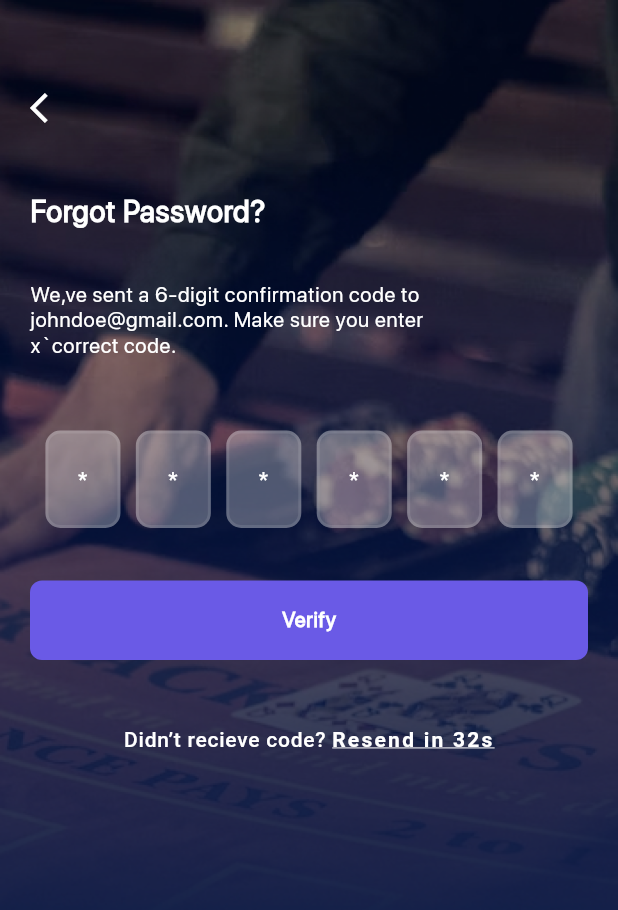
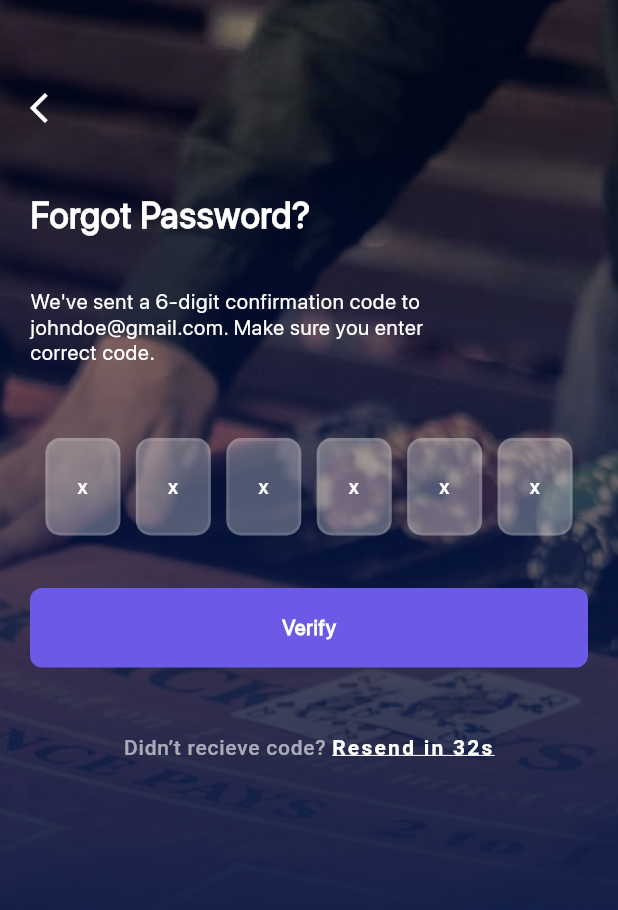
Before and after one commit to khansameer/poker_app, a Flutter app: the screen it shows after launch, after a tap on "Forgot Password?", on a phone screen of 412 x 824 dp. Shown: the top 910 px of the screen. Run offline on Flutter 3.47's test engine with Material 2 defaults, Android fonts, the phone set to English and light mode, and no system bars; our stand-ins replace firebase_auth, firebase_core, flutter_svg, google_sign_in, image_cropper, image_picker; missing offline and left inert: flutter_facebook_auth, linkedin_login; accounts and stored records are empty; project files that could hold a hidden picture were left out.

Commit message:
all code

```diff
--- a/lib/core/common/common_otp_widget.dart
+++ b/lib/core/common/common_otp_widget.dart
@@ -61,7 +61,7 @@ class CommonOtpWidget extends StatelessWidget {
           decoration: InputDecoration(
             counterText: "",
             isDense: true,
-            hintText: '*',
+            hintText: 'x',
             hintStyle: AppUtils.textStyle(
               textColor: AppColor.colorWhite,
               fontSize: AppConstants.fourteen,
--- a/lib/core/common/common_textfield.dart
+++ b/lib/core/common/common_textfield.dart
@@ -17,6 +17,7 @@ class CommonTextField extends StatelessWidget {
   bool? obscureText;
   Color? colorFill;
   Color? colorText;
+  Color? colorHint;
   double? left;
   double? rigth;
   TextEditingController? controller;
@@ -39,6 +40,7 @@ class CommonTextField extends StatelessWidget {
     this.left,
     this.rigth,
     this.isDense,
+    this.colorHint,
   });
 
 
@@ -68,7 +70,7 @@ class CommonTextField extends StatelessWidget {
             prefixIcon:iconWidget ,
 
             hintStyle: TextStyle(fontWeight: fontWeight,
-              color: AppColor.colorWhite,
+              color: colorHint??AppColor.colorWhite,
               fontSize: fontSize,),
             filled: true,
             fillColor: colorFill?? AppColor.colorGrayLight1,
--- a/lib/core/utils/app_color.dart
+++ b/lib/core/utils/app_color.dart
@@ -24,7 +24,7 @@ class AppColor{
   static const Color colorGreenDark= Color.fromRGBO(5, 185, 53, 1);
   static const Color colorBlueClub= Color.fromRGBO(38, 59, 108, 1);
   static const Color colorBottom= Color.fromRGBO(81, 91, 123, 1);
-  static const Color colorDialog= Color.fromRGBO(21, 39, 98, 0.5);
+  static const Color colorDialog= Color.fromRGBO(21, 39, 98, 0.9);
   static const Color colorBlackLight= Color.fromRGBO(0, 0, 0, 0.32);
   static const Color colorEdit= Color.fromRGBO(144, 130, 255, 1);
   static const Color colorGreen= Color.fromRGBO(39, 174, 96, 1);
@@ -32,6 +32,7 @@ class AppColor{
   static const Color colorBorder= Color.fromRGBO(67, 84, 123, 1);
   static const Color colorTimePicker= Color.fromRGBO(111, 119, 149, 1);
   static const Color colorCommonDialog= Color.fromRGBO(8, 28, 91, 1);
+  static const Color colorHint= Color.fromRGBO(116, 121, 128, 1);
 
 
 
--- a/lib/core/utils/app_utils.dart
+++ b/lib/core/utils/app_utils.dart
@@ -225,7 +225,7 @@ class AppUtils {
                 text: '${text} ',
                 style: TextStyle(
                     letterSpacing: 0.5,
-                    color: Colors.white,
+                    color: AppColor.colorWhite1,
                     fontSize: fontSize ?? AppConstants.fourteen,
                     fontWeight: fontWeight ?? FontWeight.w500)),
 
@@ -368,10 +368,12 @@ class AppUtils {
       Color? leadingColor,
       double? fontSize,
       Color? trailingColor,
+        BoxFit? boxFit,
       VoidCallback? onTap}) {
     return ListTile(
       onTap: onTap,
       leading: commonImageSVGWidget(
+        boxFit: boxFit,
           path: imagePath ?? icPerson,
           width: AppConstants.twenty,
           height: AppConstants.twenty,
@@ -460,7 +462,7 @@ class AppUtils {
                     ,
                   ),
                   CommonTextWidget(
-                      text: text ?? "Request send successfully for \n500 chips",
+                      text: text ?? "Request sent successfully for \n500 chips",
                       letterSpacing: AppConstants.zero03,
                       lineHeight: AppConstants.one02,
                       textAlign: TextAlign.center,
@@ -534,7 +536,8 @@ class AppUtils {
                       fontWeight: FontWeight.w700,
                       fontSize: AppConstants.fourteen,
                     )),
-                Container(
+                Expanded(
+                  child: Container(
                     margin: EdgeInsets.only(left: AppConstants.fourteen),
                     alignment: Alignment.center,
                     padding: EdgeInsets.all(AppConstants.twelve),
@@ -544,6 +547,7 @@ class AppUtils {
                       Icons.arrow_forward_ios_outlined,
                       color: AppColor.colorWhite,
                       size: AppConstants.fourteen,
+                    ),
                   ),
                 )
                 /*   AppUtils.commonBg(
--- a/lib/core/utils/string_utils.dart
+++ b/lib/core/utils/string_utils.dart
@@ -8,8 +8,9 @@ class StringUtils{
   static const String emailHint="Your Email";
   static const String emailPassword="Your Password";
   static const String connectWith="or continue with";
-  static const String anAccount="Don,t have an account?";
+  static const String anAccount="Don't have an account?";
   static const String signup="Signup";
+  static const String signupWithSpace="Sign Up";
   static const String update="Update";
   static const String firstName="First Name";
   static const String lastName="Last Name";
@@ -64,7 +65,7 @@ class StringUtils{
   static const String counter="Counter";
   static const String addMember="Add Member";
   static const String settings="Settings";
-  static const String endStream="End Stream";
+  static const String endStream="Exit Stream";
   static const String hiMartin="Hi, Martin";
   static const String welToPokerRoom="Welcome to poker room";
   static const String emailAddress="Email Address";
@@ -76,6 +77,7 @@ class StringUtils{
   static String validPhoneNumber = "Please enter at least 6 digit password";
   static String validEmail = "Please enter a valid email";
   static String validPassword = "Password must be more than 4 character";
+  static String validPasswordRegex = "Password should contain upper,lower,digit and Special character ";
   static const String emptyEmail ="Please enter email!";
   static const String emptyCurrentPassword ="Please enter current password!";
   static const String emptyPassword ="Please enter password!";
--- a/lib/core/utils/validation.dart
+++ b/lib/core/utils/validation.dart
@@ -17,6 +17,12 @@ class  Validation{
     RegExp regex = RegExp(pattern.toString());
     return regex.hasMatch(value);
   }
+  static bool validatePassword(String value){
+    String  pattern = r'^(?=.*?[A-Z])(?=.*?[a-z])(?=.*?[0-9])(?=.*?[!@#\$&*~]).{8,}$';
+    RegExp regExp = new RegExp(pattern);
+    return regExp.hasMatch(value);
+  }
+
 
 
 }
--- a/lib/features/event/event_page.dart
+++ b/lib/features/event/event_page.dart
@@ -65,6 +65,7 @@ class EventPageState extends State<EventPage>{
   Widget bindListView() {
     return ListView.builder(
 
+
         shrinkWrap: true,
         primary: false,
         itemCount: commonList.length,
--- a/lib/features/login/login_page.dart
+++ b/lib/features/login/login_page.dart
@@ -39,6 +39,8 @@ class LoginPageState extends State<LoginPage> {
   UserObject? user;
   bool logoutUser = false;
    TextEditingController tetEmail = TextEditingController();
+  //static TextEditingController tetEmail = TextEditingController();
+  TextEditingController tetPassword = TextEditingController();
   @override
   void initState() {
     // TODO: implement initState
@@ -99,7 +101,7 @@ class LoginPageState extends State<LoginPage> {
                     text: StringUtils.password,
                     margintop: AppConstants.eighteen),
                 CommonTextField(
-                    controller: AppUtils.tetPassword,
+                    controller: tetPassword,
                     obscureText: obscureText,
                     suffixIcon: AppUtils.commonInkWell(
                         child: !obscureText
@@ -142,6 +144,7 @@ class LoginPageState extends State<LoginPage> {
                   alignment: Alignment.center,
                   margin: EdgeInsets.only(top: AppConstants.thirtyFive),
                   child: Row(
+                    mainAxisSize: MainAxisSize.min,
                     mainAxisAlignment: MainAxisAlignment.center,
                     children: [
                       AppUtils.commonSizedBox(
@@ -155,12 +158,14 @@ class LoginPageState extends State<LoginPage> {
                           left: AppConstants.ten,
                           right: AppConstants.ten,
                           text: StringUtils.connectWith.toCapitalize()),
-                      AppUtils.commonSizedBox(
-                        width: AppConstants.ninetySeven,
-                        child: Divider(
-                            color: AppColor.colorWhiteLight,
-                            height: AppConstants.two,
-                            thickness: AppConstants.two),
+                      Expanded(
+                        child: AppUtils.commonSizedBox(
+                          width: AppConstants.ninetySeven,
+                          child: Divider(
+                              color: AppColor.colorWhiteLight,
+                              height: AppConstants.two,
+                              thickness: AppConstants.two),
+                        ),
                       ),
                     ],
                   ),
@@ -309,15 +314,19 @@ class LoginPageState extends State<LoginPage> {
       AppUtils.showMessage(context: context, message: StringUtils.emptyEmail);
     } else if (!Validation.validateEmail(tetEmail.text)) {
       AppUtils.showMessage(context: context, message: StringUtils.validEmail);
-    } else if (Validation.isEmptyString(AppUtils.tetPassword.text)) {
+    } else if (Validation.isEmptyString(tetPassword.text)) {
       AppUtils.showMessage(
           context: context, message: StringUtils.emptyPassword);
-    } else if (AppUtils.tetPassword.text.length < 4) {
+    } else if (tetPassword.text.length < 5) {
       AppUtils.showMessage(
           context: context, message: StringUtils.validPassword);
-    } else {
+    }
+    else if (!Validation.validatePassword(tetPassword.text.toString())) {
+      AppUtils.showMessage(
+          context: context, message: StringUtils.validPasswordRegex);
+    }else {
       tetEmail.clear();
-      AppUtils.tetPassword.clear();
+      tetPassword.clear();
 
       tetEmail.text == 'rahul'
           ? AppUtils.redirectToNextScreen(
--- a/lib/features/login/varification_page.dart
+++ b/lib/features/login/varification_page.dart
@@ -60,11 +60,11 @@ class VarificationPageState extends State<VarificationPage> {
                   text: StringUtils.forgotPassword,
                   fontWeight: FontWeight.w700,
                   margintop: AppConstants.fortyFive,
-                  fontSize: AppConstants.twenty,
+                  fontSize: AppConstants.twentyFour,
                 ),
                 CommonTextWidget(
                   text:
-                      'We,ve sent a 6-digit confirmation code to johndoe@gmail.com. Make sure you enter \nx`correct code.',
+                      "We've sent a 6-digit confirmation code to johndoe@gmail.com. Make sure you enter \ncorrect code.",
                   margintop: AppConstants.thirtyFive,
                 ),
                 SizedBox(
--- a/lib/features/profile/profile_page.dart
+++ b/lib/features/profile/profile_page.dart
@@ -75,6 +75,8 @@ class ProfilePageState extends State<ProfilePage> {
                     endIndent: AppConstants.zero,
                     top: AppConstants.thirtyFive),
                 AppUtils.commonMenuItem(
+                  boxFit: BoxFit.scaleDown,
+
                       onTap: onClickChangePassword,
                     text: StringUtils.changePassword,
                     fontSize: AppConstants.sixteen,
@@ -83,7 +85,7 @@ class ProfilePageState extends State<ProfilePage> {
 
                     indent: AppConstants.zero,
                     endIndent: AppConstants.zero,
-                    top: AppConstants.thirtyFive),
+                    top: AppConstants.twentyFour),
                 AppUtils.commonMenuItem(
                   onTap: onClickLogout,
                     text: StringUtils.logout,
--- a/lib/main.dart
+++ b/lib/main.dart
@@ -1,5 +1,6 @@
 import 'package:firebase_core/firebase_core.dart';
 import 'package:flutter/material.dart';
+import 'package:flutter/services.dart';
 import 'package:poker/core/route.dart';
 import 'package:poker/core/route_generator.dart';
 import 'package:poker/features/login/login_page.dart';
@@ -18,7 +19,20 @@ class MyApp extends StatelessWidget {
   const MyApp({super.key});
   @override
   Widget build(BuildContext context) {
+
+    SystemChrome.setPreferredOrientations([
+      DeviceOrientation.portraitUp,
+      DeviceOrientation.portraitDown,
+    ]);
     return MaterialApp(
+      builder: (context, child) {
+        final MediaQueryData data = MediaQuery.of(context);
+        return MediaQuery(
+          child: child ?? Container(),
+          data: data.copyWith(
+              textScaleFactor: data.textScaleFactor > 1.0 ? 1.0 : data.textScaleFactor),
+        );
+      },
       title: 'Flutter Demo',
       debugShowCheckedModeBanner: false,
       initialRoute: RouteName.splashScreen,
```
Also changed, not shown: lib/core/common/custom_chat_picker.dart (+15 -5 lines), lib/features/clubBalance/clubBalance_page.dart (+5 -2 lines), lib/features/live_stream/live_stream_page.dart (+15 -10 lines), lib/features/signup/signup_page.dart (+6 -4 lines), lib/features/whaton/schedule_page.dart (+11 -10 lines), pubspec.yaml (+8 -1 lines), pubspec.lock, 19 other files. Lines whose indentation alone changed are shown as unchanged.
